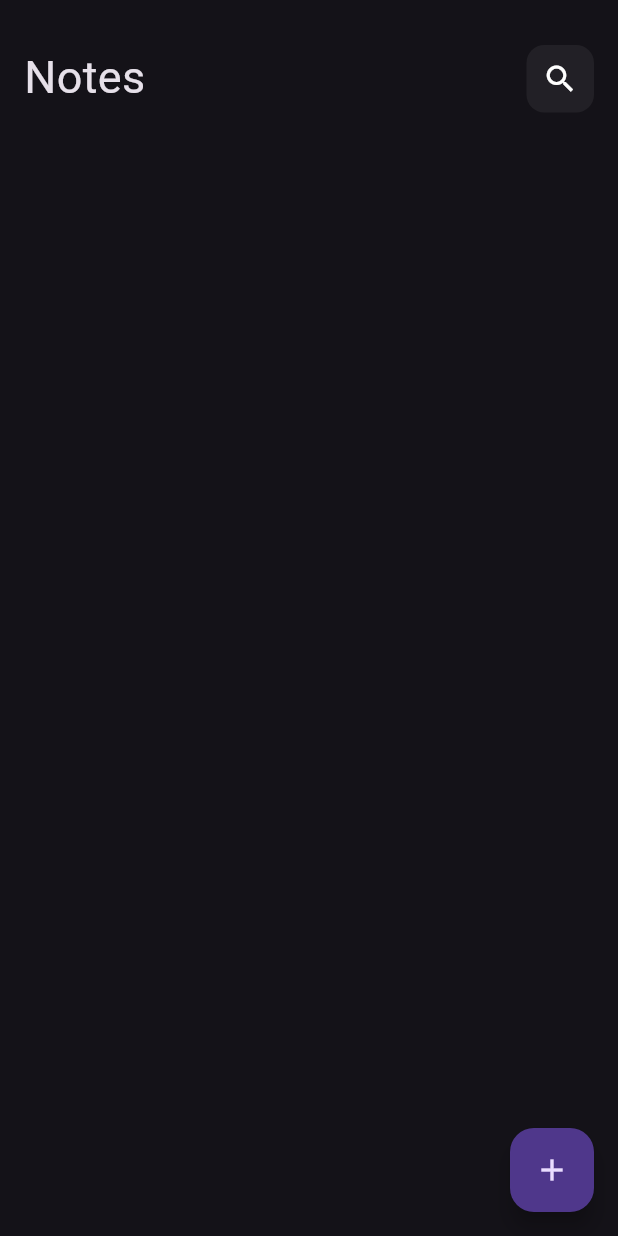
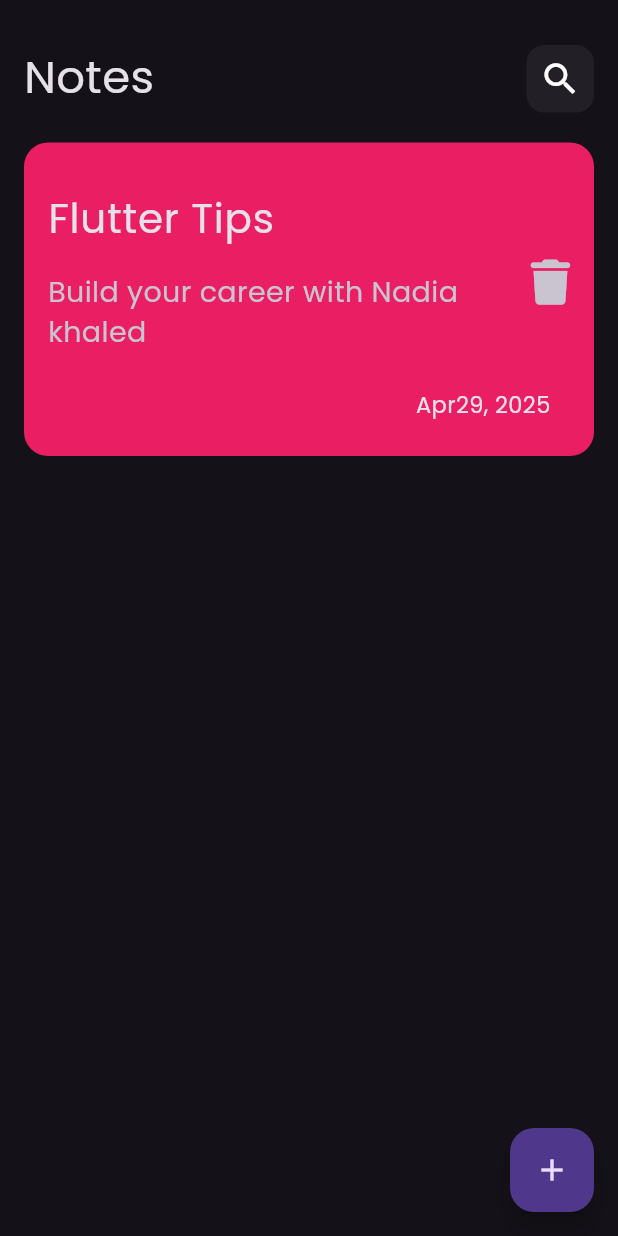
Before and after one commit to nadiakhaled1411999/notes_app, a Flutter app: the screen it shows after launch, on a phone screen of 412 x 824 dp. Run offline on Flutter 3.47's test engine with Material 3 defaults, Android fonts, the phone set to English and light mode, and no system bars; our stand-ins replace font_awesome_flutter.

Commit message:
create custom note item

```diff
--- a/lib/main.dart
+++ b/lib/main.dart
@@ -14,7 +14,7 @@ class NotesApp extends StatelessWidget {
     return MaterialApp(
 debugShowCheckedModeBanner: false,
       title: 'Flutter Demo',
-      theme:ThemeData.dark(),
+      theme:ThemeData(brightness: Brightness.dark,fontFamily: "poppins"),
       home:const NotesView()
          );
   }
--- a/lib/widgets/custom_icon_search.dart
+++ b/lib/widgets/custom_icon_search.dart
@@ -13,7 +13,7 @@ class CustomIconSearch extends StatelessWidget {
             color: Colors.grey.withOpacity(0.1),
           ),
           child: const Center(
-            child: Icon(Icons.search),
+            child: Icon(Icons.search,size: 28,),
           ),
         );
   }
--- /dev/null
+++ b/lib/widgets/custom_note_item.dart
@@ -0,0 +1,55 @@
+import 'package:flutter/material.dart';
+import 'package:font_awesome_flutter/font_awesome_flutter.dart';
+
+class NoteItem extends StatelessWidget {
+  const NoteItem({super.key});
+
+  @override
+  Widget build(BuildContext context) {
+    return Container(
+      padding: const EdgeInsets.only(top: 22, bottom: 24, left: 16, right: 5),
+      decoration: BoxDecoration(
+        color: Colors.pink,
+        borderRadius: BorderRadius.circular(16),
+      ),
+      child: Column(
+        crossAxisAlignment: CrossAxisAlignment.end,
+        children: [
+          ListTile(
+            contentPadding: const EdgeInsets.all(0),
+            trailing: IconButton(
+                onPressed: () {},
+                icon: const Icon(
+                  FontAwesomeIcons.trash,
+                  size: 30,
+                )),
+            title: const Text(
+              "Flutter Tips",
+              style: TextStyle(
+                fontSize: 27,
+              ),
+            ),
+            subtitle: const Padding(
+              padding: EdgeInsets.only(top: 16,bottom: 16),
+              child: Text(
+                "Build your career with Nadia khaled ",
+                style: TextStyle(
+                  fontSize: 19,
+                ),
+              ),
+            ),
+          ),
+          const Padding(
+            padding: EdgeInsets.only(right: 24),
+            child: Text(
+              "Apr29, 2025",
+              style: TextStyle(
+                fontSize: 15,
+              ),
+            ),
+          ),
+        ],
+      ),
+    );
+  }
+}
--- a/lib/widgets/notes_view_body.dart
+++ b/lib/widgets/notes_view_body.dart
@@ -1,19 +1,23 @@
 import 'package:flutter/material.dart';
+import 'package:font_awesome_flutter/font_awesome_flutter.dart';
 import 'package:notes_app/widgets/custom_appbar.dart';
+import 'package:notes_app/widgets/custom_note_item.dart';
 
-class  NotesViewBody extends StatelessWidget {
-  const  NotesViewBody({super.key});
+class NotesViewBody extends StatelessWidget {
+  const NotesViewBody({super.key});
 
   @override
   Widget build(BuildContext context) {
     return const Padding(
-      padding: EdgeInsets.only(left: 16,right: 16,top: 30),
+      padding: EdgeInsets.only(left: 16, right: 16, top: 30),
       child: Column(
-      children: [
-
-      CustomAppBar(),
-
-      ],
+        children: [
+          CustomAppBar(),
+          SizedBox(
+            height: 20,
+          ),
+          NoteItem(),
+        ],
       ),
     );
   }
```
Also changed, not shown: pubspec.yaml (+6 -12 lines), assets/fonts/Poppins-Regular.ttf (added), pubspec.lock.
